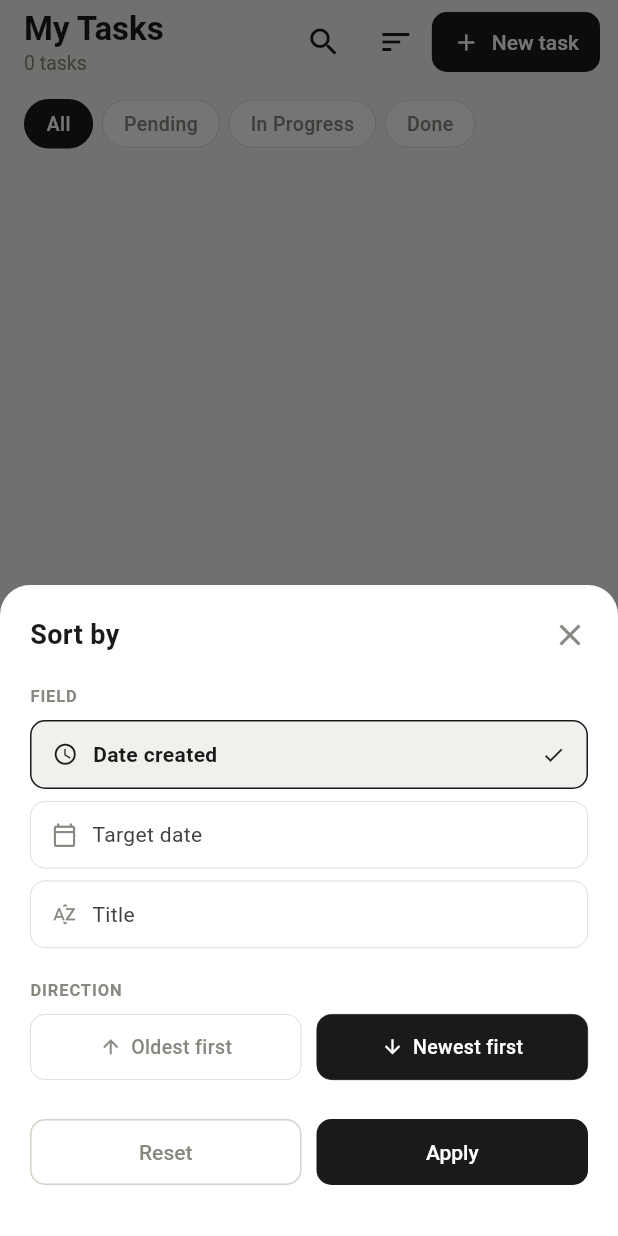
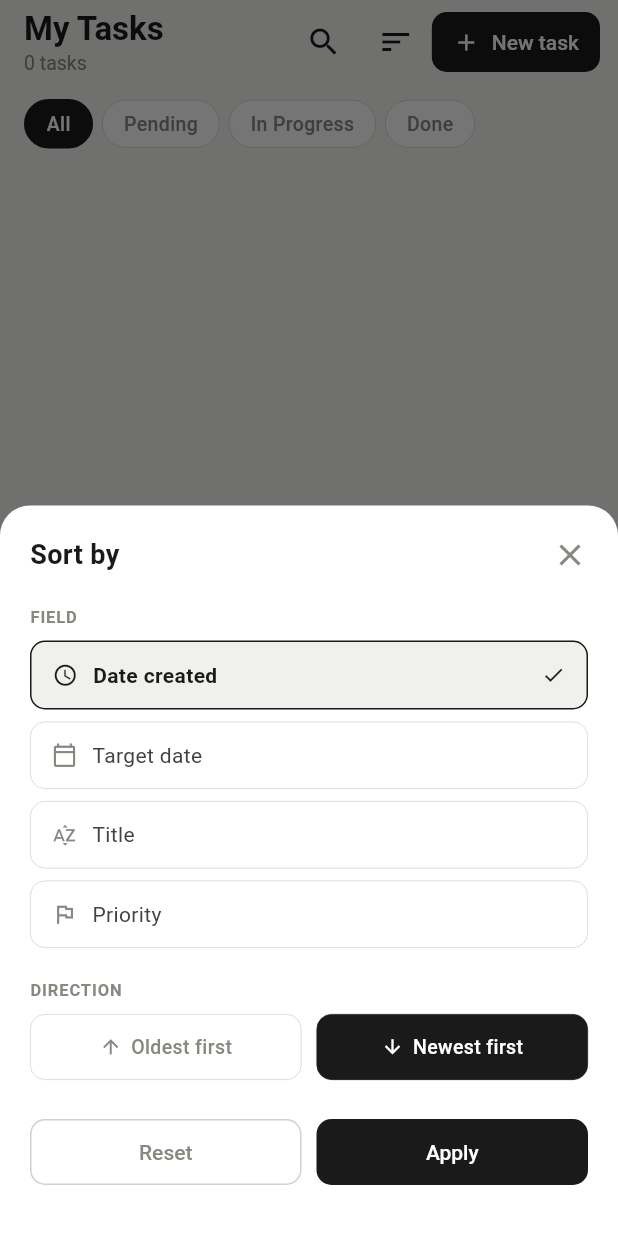
Before and after one commit to jhonatantirado/flutter_todo_app, a Flutter app: the screen it shows after launch, after a tap on the "search" icon, after a tap on the "search off" icon, after a tap on the "sort" icon, on a phone screen of 412 x 824 dp. Run offline on Flutter 3.47's test engine with Material 3 defaults, Android fonts, the phone set to English and light mode, and no system bars; our stand-ins replace sqflite, sqflite_common_ffi, sqflite_common_ffi_web; accounts and stored records are empty.

Commit message:
Add Priority field. Sort by Priority.

```diff
--- a/lib/data/database_helper.dart
+++ b/lib/data/database_helper.dart
@@ -4,7 +4,7 @@ import '../models/todo.dart';
 
 class DatabaseHelper {
   static const _dbName = 'todos.db';
-  static const _dbVersion = 2; // bumped from 1 → 2 for target_date migration
+  static const _dbVersion = 3; // v1→v2: target_date  |  v2→v3: priority
   static const _tableName = 'todos';
 
   DatabaseHelper._();
@@ -28,7 +28,6 @@ class DatabaseHelper {
     );
   }
 
-  // Called once on a fresh install.
   Future<void> _onCreate(Database db, int version) async {
     await db.execute('''
       CREATE TABLE $_tableName (
@@ -36,19 +35,23 @@ class DatabaseHelper {
         title       TEXT    NOT NULL,
         description TEXT    NOT NULL DEFAULT '',
         status      TEXT    NOT NULL DEFAULT 'pending',
+        priority    TEXT    NOT NULL DEFAULT 'medium',
         target_date TEXT,
         created_at  TEXT    NOT NULL
       )
     ''');
   }
 
-  // Called when an existing install upgrades from an older schema version.
   Future<void> _onUpgrade(Database db, int oldVersion, int newVersion) async {
     if (oldVersion < 2) {
-      // Version 1 → 2: add the target_date column.
-      // Existing rows get NULL automatically (no target date set).
       await db.execute(
         'ALTER TABLE $_tableName ADD COLUMN target_date TEXT',
+      );
+    }
+    if (oldVersion < 3) {
+      // Existing rows get 'medium' as their default priority.
+      await db.execute(
+        "ALTER TABLE $_tableName ADD COLUMN priority TEXT NOT NULL DEFAULT 'medium'",
       );
     }
   }
--- a/lib/models/todo.dart
+++ b/lib/models/todo.dart
@@ -3,50 +3,81 @@ enum TodoStatus { pending, inProgress, done }
 extension TodoStatusExtension on TodoStatus {
   String get label {
     switch (this) {
-      case TodoStatus.pending:
-        return 'Pending';
-      case TodoStatus.inProgress:
-        return 'In Progress';
-      case TodoStatus.done:
-        return 'Done';
+      case TodoStatus.pending:    return 'Pending';
+      case TodoStatus.inProgress: return 'In Progress';
+      case TodoStatus.done:       return 'Done';
     }
   }
 
   String get value {
     switch (this) {
-      case TodoStatus.pending:
-        return 'pending';
-      case TodoStatus.inProgress:
-        return 'in_progress';
-      case TodoStatus.done:
-        return 'done';
+      case TodoStatus.pending:    return 'pending';
+      case TodoStatus.inProgress: return 'in_progress';
+      case TodoStatus.done:       return 'done';
     }
   }
 
   static TodoStatus fromValue(String value) {
     switch (value) {
-      case 'in_progress':
-        return TodoStatus.inProgress;
-      case 'done':
-        return TodoStatus.done;
-      default:
-        return TodoStatus.pending;
+      case 'in_progress': return TodoStatus.inProgress;
+      case 'done':        return TodoStatus.done;
+      default:            return TodoStatus.pending;
     }
   }
 }
 
-// Private const sentinel used by copyWith to distinguish
-// "leave targetDate unchanged" from "explicitly set to null".
-class _KeepDate {
-  const _KeepDate();
+// ── Priority ───────────────────────────────────────────────────────────────────
+
+enum TodoPriority { low, medium, high }
+
+extension TodoPriorityExtension on TodoPriority {
+  String get label {
+    switch (this) {
+      case TodoPriority.low:    return 'Low';
+      case TodoPriority.medium: return 'Medium';
+      case TodoPriority.high:   return 'High';
+    }
+  }
+
+  String get value {
+    switch (this) {
+      case TodoPriority.low:    return 'low';
+      case TodoPriority.medium: return 'medium';
+      case TodoPriority.high:   return 'high';
+    }
+  }
+
+  /// Numeric weight used for sorting (higher = more urgent).
+  int get weight {
+    switch (this) {
+      case TodoPriority.low:    return 0;
+      case TodoPriority.medium: return 1;
+      case TodoPriority.high:   return 2;
+    }
+  }
+
+  static TodoPriority fromValue(String? value) {
+    switch (value) {
+      case 'high':   return TodoPriority.high;
+      case 'low':    return TodoPriority.low;
+      default:       return TodoPriority.medium;
+    }
+  }
 }
+
+// ── Sentinels for nullable copyWith fields ────────────────────────────────────
+
+class _KeepDate { const _KeepDate(); }
 const _keepDate = _KeepDate();
+
+// ── Todo ──────────────────────────────────────────────────────────────────────
 
 class Todo {
   final int? id;
   String title;
   String description;
   TodoStatus status;
+  TodoPriority priority;
   DateTime? targetDate;
   final DateTime createdAt;
 
@@ -55,6 +86,7 @@ class Todo {
     required this.title,
     required this.description,
     required this.status,
+    this.priority = TodoPriority.medium,
     this.targetDate,
     DateTime? createdAt,
   }) : createdAt = createdAt ?? DateTime.now();
@@ -64,7 +96,8 @@ class Todo {
     String? title,
     String? description,
     TodoStatus? status,
-    Object? targetDate = _keepDate, // const default — satisfies Dart's requirement
+    TodoPriority? priority,
+    Object? targetDate = _keepDate,
     DateTime? createdAt,
   }) {
     return Todo(
@@ -72,6 +105,7 @@ class Todo {
       title: title ?? this.title,
       description: description ?? this.description,
       status: status ?? this.status,
+      priority: priority ?? this.priority,
       targetDate: targetDate is _KeepDate ? this.targetDate : targetDate as DateTime?,
       createdAt: createdAt ?? this.createdAt,
     );
@@ -83,6 +117,7 @@ class Todo {
       'title': title,
       'description': description,
       'status': status.value,
+      'priority': priority.value,
       'target_date': targetDate?.toIso8601String(),
       'created_at': createdAt.toIso8601String(),
     };
@@ -94,6 +129,7 @@ class Todo {
       title: map['title'] as String,
       description: map['description'] as String,
       status: TodoStatusExtension.fromValue(map['status'] as String),
+      priority: TodoPriorityExtension.fromValue(map['priority'] as String?),
       targetDate: map['target_date'] != null
           ? DateTime.parse(map['target_date'] as String)
           : null,
--- a/lib/screens/todo_list_screen.dart
+++ b/lib/screens/todo_list_screen.dart
@@ -6,7 +6,7 @@ import '../widgets/todo_form_sheet.dart';
 
 // ── Sort options ───────────────────────────────────────────────────────────────
 
-enum SortField { createdAt, targetDate, title }
+enum SortField { createdAt, targetDate, title, priority }
 enum SortDirection { asc, desc }
 
 class SortOption {
@@ -24,6 +24,8 @@ class SortOption {
         return 'Target date $dir';
       case SortField.title:
         return 'Title $dir';
+      case SortField.priority:
+        return 'Priority $dir';
     }
   }
 
@@ -120,20 +122,22 @@ class _TodoListScreenState extends State<TodoListScreen> {
           if (a.targetDate == null) return 1;
           if (b.targetDate == null) return -1;
           cmp = a.targetDate!.compareTo(b.targetDate!);
+        case SortField.priority:
+          cmp = a.priority.weight.compareTo(b.priority.weight);
       }
       return asc ? cmp : -cmp;
     });
   }
 
-  Future<void> _addTodo(String title, String description, TodoStatus status, DateTime? targetDate) async {
+  Future<void> _addTodo(String title, String description, TodoStatus status, TodoPriority priority, DateTime? targetDate) async {
     final inserted = await _db.insertTodo(
-      Todo(title: title, description: description, status: status, targetDate: targetDate),
+      Todo(title: title, description: description, status: status, priority: priority, targetDate: targetDate),
     );
     setState(() => _todos.insert(0, inserted));
   }
 
-  Future<void> _updateTodo(Todo original, String title, String description, TodoStatus status, DateTime? targetDate) async {
-    final updated = original.copyWith(title: title, description: description, status: status, targetDate: targetDate);
+  Future<void> _updateTodo(Todo original, String title, String description, TodoStatus status, TodoPriority priority, DateTime? targetDate) async {
+    final updated = original.copyWith(title: title, description: description, status: status, priority: priority, targetDate: targetDate);
     await _db.updateTodo(updated);
     setState(() {
       final idx = _todos.indexWhere((t) => t.id == original.id);
@@ -298,8 +302,8 @@ class _TodoListScreenState extends State<TodoListScreen> {
       ),
       builder: (_) => TodoFormSheet(
         todo: todo,
-        onSave: (title, desc, status, targetDate) =>
-            _updateTodo(todo, title, desc, status, targetDate),
+        onSave: (title, desc, status, priority, targetDate) =>
+            _updateTodo(todo, title, desc, status, priority, targetDate),
       ),
     );
   }
@@ -621,6 +625,13 @@ class _SortSheetState extends State<_SortSheet> {
             selected: _field == SortField.title,
             onTap: () => setState(() => _field = SortField.title),
           ),
+          const SizedBox(height: 8),
+          _OptionRow(
+            label: 'Priority',
+            icon: Icons.flag_outlined,
+            selected: _field == SortField.priority,
+            onTap: () => setState(() => _field = SortField.priority),
+          ),
           const SizedBox(height: 20),
 
           // Direction options
@@ -630,7 +641,7 @@ class _SortSheetState extends State<_SortSheet> {
             children: [
               Expanded(
                 child: _DirectionButton(
-                  label: _field == SortField.title ? 'A → Z' : 'Oldest first',
+                  label: _field == SortField.title ? 'A → Z' : _field == SortField.priority ? 'Low → High' : 'Oldest first',
                   icon: Icons.arrow_upward,
                   selected: _direction == SortDirection.asc,
                   onTap: () => setState(() => _direction = SortDirection.asc),
@@ -639,7 +650,7 @@ class _SortSheetState extends State<_SortSheet> {
               const SizedBox(width: 10),
               Expanded(
                 child: _DirectionButton(
-                  label: _field == SortField.title ? 'Z → A' : 'Newest first',
+                  label: _field == SortField.title ? 'Z → A' : _field == SortField.priority ? 'High → Low' : 'Newest first',
                   icon: Icons.arrow_downward,
                   selected: _direction == SortDirection.desc,
                   onTap: () => setState(() => _direction = SortDirection.desc),
```
Also changed, not shown: lib/widgets/todo_card.dart (+58 -12 lines), lib/widgets/todo_form_sheet.dart (+163 -54 lines).
